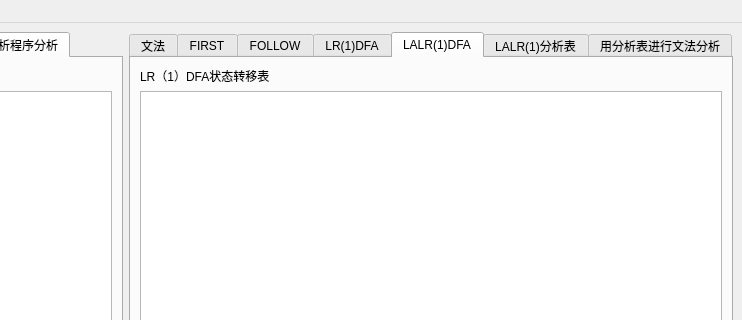
Qt form byyl-project-gui/mainwindow.ui (jiangbing22/Compilation-principle-scnu) before a commit; both pictures show x 491 to 1233 and y 0 to 320 of the 1233 by 795 pixel window.
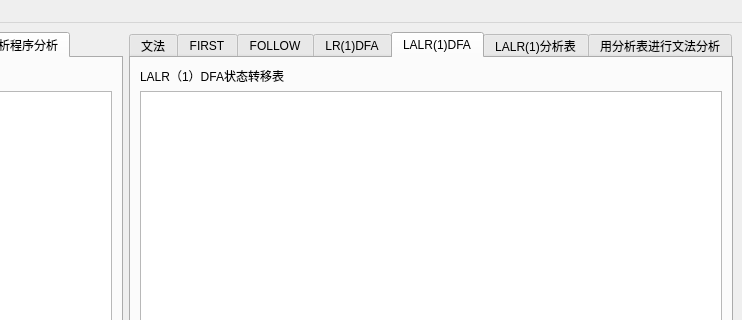
The same form after that commit. The open tabs and pages were chosen to show the change.

The edit to the form file:
```diff
--- a/byyl-project-gui/mainwindow.ui
+++ b/byyl-project-gui/mainwindow.ui
@@ -307,7 +307,7 @@
         <item row="0" column="0">
          <widget class="QLabel" name="label_11">
           <property name="text">
-           <string>LR（1）DFA状态转移表</string>
+           <string>LALR（1）DFA状态转移表</string>
           </property>
          </widget>
         </item>
```
Left out of the diff: 2 changed lines with no effect on the pictures.
